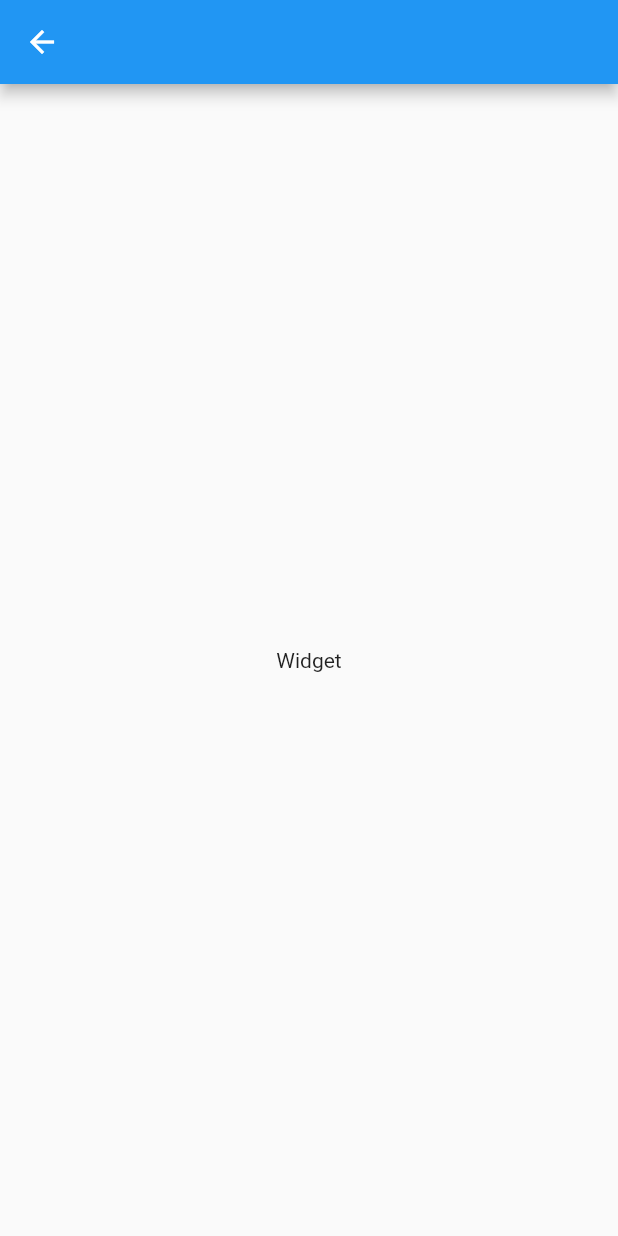
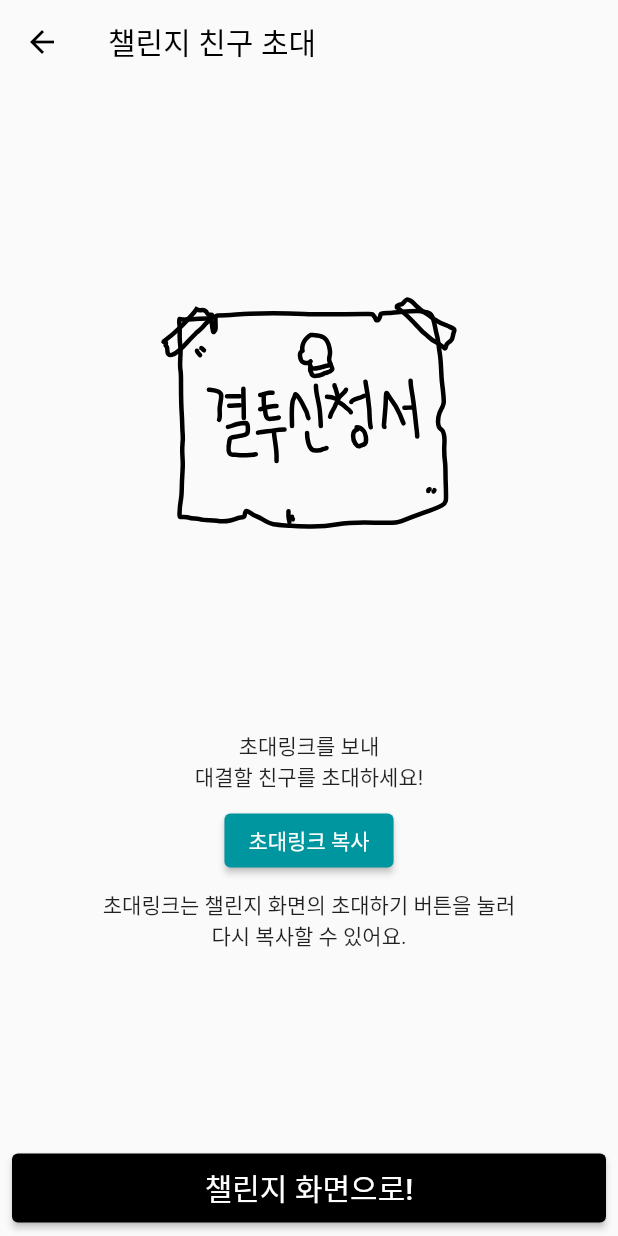
Before and after one commit to unithon-9th-10th/mobile-app, a Flutter app: the InviteUserPage screen opened by its route, on a phone screen of 412 x 824 dp. Run offline on Flutter 3.47's test engine with Material 2 defaults, Android fonts, the phone set to English and light mode, and no system bars; our stand-ins replace flutter_svg, modal_bottom_sheet.

Commit message:
feat: invite user page 레이아웃 추가 (#5)

```diff
--- a/lib/create_user_page.dart
+++ b/lib/create_user_page.dart
@@ -25,7 +25,9 @@ class CreateUserPage extends StatelessWidget {
             ),
             const Spacer(),
             ElevatedButton(
-              onPressed: () {},
+              onPressed: () {
+                Navigator.of(context).pushNamed('/invite-user');
+              },
               style: ButtonStyle(
                 backgroundColor: MaterialStateProperty.all(Colors.black),
                 fixedSize: MaterialStateProperty.all(
--- a/lib/invite_user_page.dart
+++ b/lib/invite_user_page.dart
@@ -1,4 +1,6 @@
+import 'package:app/widgets/beggar_app_bar.dart';
 import 'package:flutter/material.dart';
+import 'package:flutter_svg/flutter_svg.dart';
 
 class InviteUserPage extends StatelessWidget {
   const InviteUserPage({super.key});
@@ -6,9 +8,67 @@ class InviteUserPage extends StatelessWidget {
   @override
   Widget build(BuildContext context) {
     return Scaffold(
-      appBar: AppBar(),
-      body: Center(
-        child: Text(toString()),
+      appBar: BeggarAppBar(
+        title: const Text('챌린지 친구 초대'),
+      ),
+      body: Padding(
+        padding: const EdgeInsets.all(8.0),
+        child: Column(
+          children: [
+            const Spacer(),
+
+            /// 결투신청서
+            SvgPicture.asset('images/fightPaper.svg'),
+            const Spacer(),
+            const Text('초대링크를 보내'),
+            const Text('대결할 친구를 초대하세요!'),
+            const SizedBox(height: 8),
+
+            /// 초대링크 복사
+            ElevatedButton(
+              onPressed: () {
+                // TODO: 초대링크 복사
+                ScaffoldMessenger.of(context).showSnackBar(
+                  const SnackBar(
+                    content: Text('초대링크 복사'),
+                  ),
+                );
+              },
+              style: ButtonStyle(
+                backgroundColor: MaterialStateProperty.all(
+                  const Color.fromRGBO(0, 150, 159, 1.0),
+                ),
+              ),
+              child: const Text('초대링크 복사'),
+            ),
+            const SizedBox(height: 8),
+            const Text('초대링크는 챌린지 화면의 초대하기 버튼을 눌러'),
+            const Text('다시 복사할 수 있어요.'),
+            const Spacer(),
+
+            /// 챌린지 화면으로
+            ElevatedButton(
+              onPressed: () {
+                Navigator.of(context).pushNamed('/challenge');
+              },
+              style: ButtonStyle(
+                backgroundColor: MaterialStateProperty.all(Colors.black),
+                fixedSize: MaterialStateProperty.all(
+                  Size.fromWidth(MediaQuery.of(context).size.width),
+                ),
+              ),
+              child: const Padding(
+                padding: EdgeInsets.all(8.0),
+                child: Text(
+                  '챌린지 화면으로!',
+                  style: TextStyle(
+                    fontSize: 20,
+                  ),
+                ),
+              ),
+            ),
+          ],
+        ),
       ),
     );
   }
--- a/pubspec.yaml
+++ b/pubspec.yaml
@@ -69,6 +69,7 @@ flutter:
   assets:
     - images/startmain.svg
     - images/peopleImg.svg
+    - images/fightPaper.svg
 
   # An image asset can refer to one or more resolution-specific "variants", see
   # https://flutter.dev/assets-and-images/#resolution-aware
```
Also changed, not shown: images/fightPaper.svg (added).
